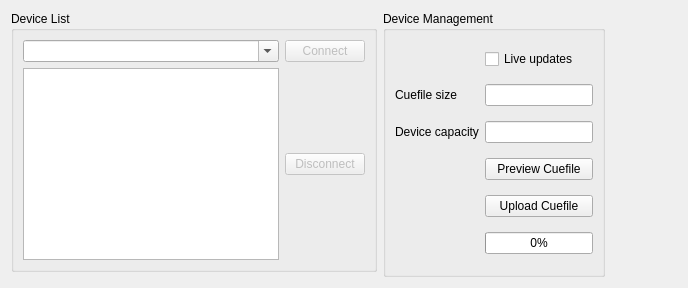
First picture: the form in src/widget/devicecontrolwidget.ui, repository 8bitbuddhist/PixelMaestro-Studio, before the edit.
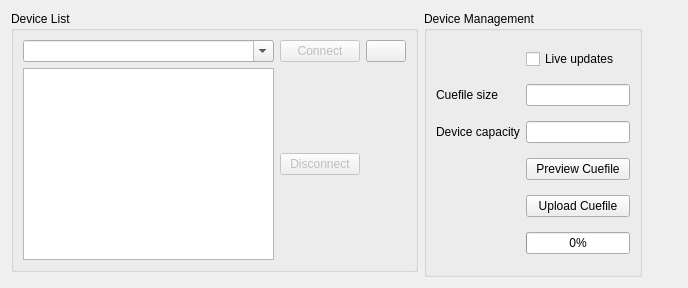
Second picture: the form after the edit. Icons and pictures are not drawn.

```diff
--- a/src/widget/devicecontrolwidget.ui
+++ b/src/widget/devicecontrolwidget.ui
@@ -20,10 +20,10 @@
       <string>Device List</string>
      </property>
      <layout class="QGridLayout" name="gridLayout_2">
-      <item row="1" column="0">
+      <item row="3" column="0">
        <widget class="QListWidget" name="serialOutputListWidget"/>
       </item>
-      <item row="0" column="1">
+      <item row="0" column="2">
        <widget class="QPushButton" name="connectPushButton">
         <property name="enabled">
          <bool>false</bool>
@@ -33,7 +33,7 @@
         </property>
        </widget>
       </item>
-      <item row="1" column="1">
+      <item row="3" column="2">
        <widget class="QPushButton" name="disconnectPushButton">
         <property name="enabled">
          <bool>false</bool>
@@ -50,6 +50,20 @@
         </property>
        </widget>
       </item>
+      <item row="0" column="3">
+       <widget class="QPushButton" name="refreshButton">
+        <property name="toolTip">
+         <string>Refresh device list</string>
+        </property>
+        <property name="text">
+         <string/>
+        </property>
+        <property name="icon">
+         <iconset resource="../resources/images/images.qrc">
+          <normaloff>:/icon_refresh.png</normaloff>:/icon_refresh.png</iconset>
+        </property>
+       </widget>
+      </item>
      </layout>
     </widget>
    </item>
```
Left out of the diff: 4 changed lines with no effect on the pictures.
